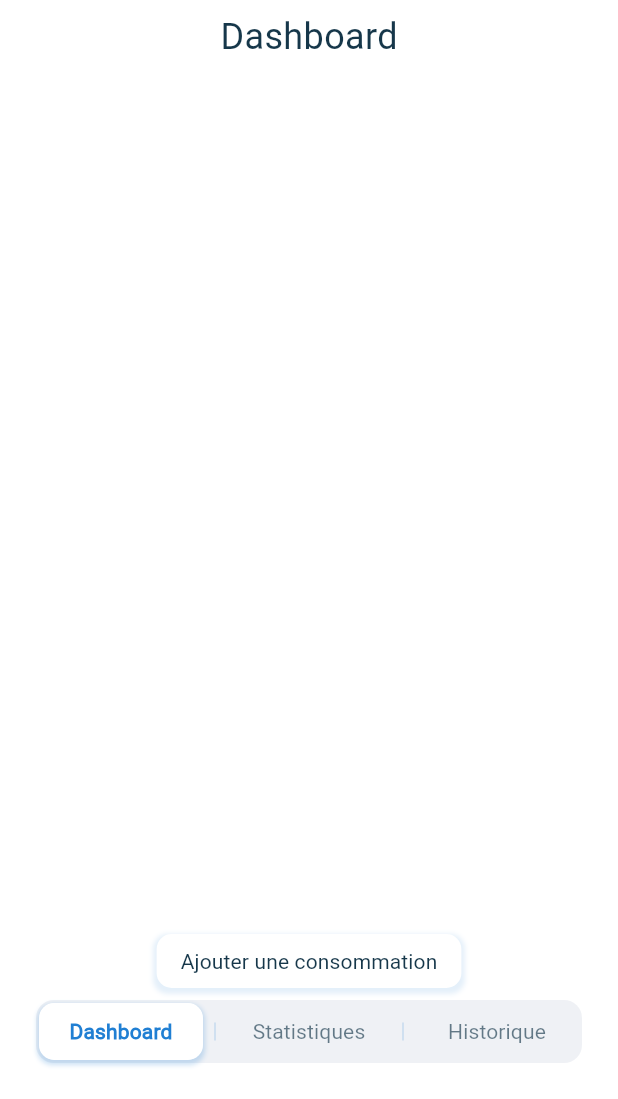
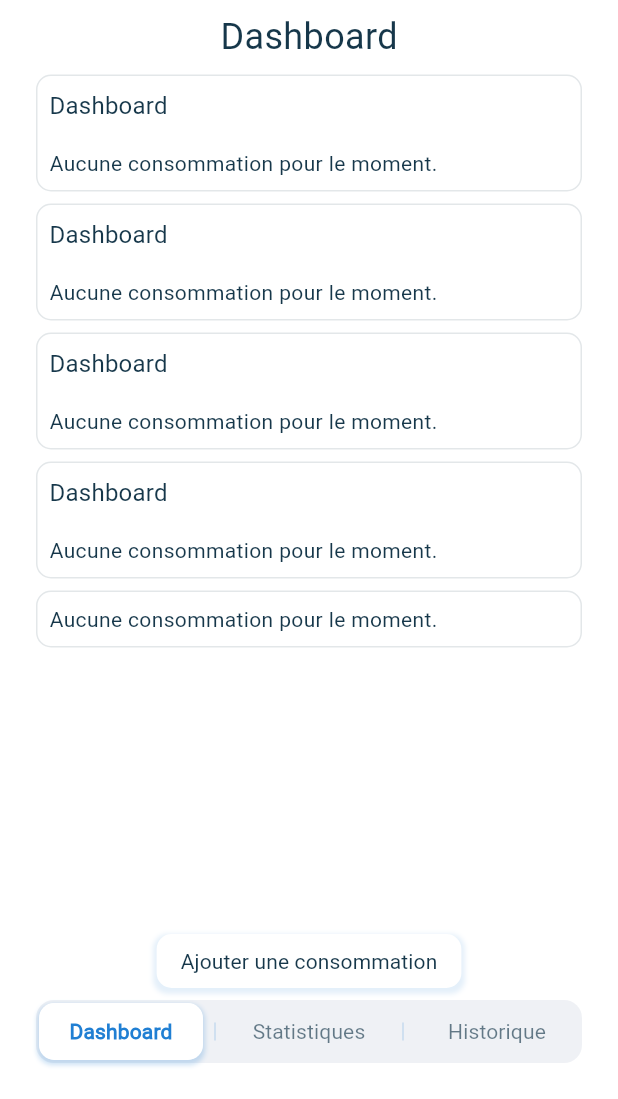
Before and after one commit to Timothee-VIARD/StatisFuel, a Flutter app: the screen it shows after launch, on a phone screen of 412 x 824 dp, the part 137-1236 px from its top. Run offline on Flutter 3.47's test engine with Material 3 defaults, Android fonts, the phone set to English and light mode, and no system bars; our stand-ins replace csv, equatable, file_picker, fl_chart, flutter_bloc, geocoding and 6 more; missing offline and left inert: vph_web_date_picker; accounts and stored records are empty; generated files the repository leaves out were written again; Roboto replaces fonts that are missing (MPLUSRounded1c).

Commit message:
feat: Ajout du TVCard et de son theme

```diff
--- /dev/null
+++ b/lib/global/card.dart
@@ -0,0 +1,66 @@
+import 'package:flutter/material.dart';
+import 'package:statisfuel/theme/app_config.dart';
+
+import 'theme/extensions/tv_card_theme.dart';
+
+class TVCard extends StatelessWidget {
+  final Widget content;
+  final String Function(BuildContext context)? title;
+
+  const TVCard({super.key, required this.content, this.title});
+
+  @override
+  Widget build(BuildContext context) {
+    final colorScheme = Theme.of(context).colorScheme;
+    final tvTheme = Theme.of(context).extension<TVCardThemeData>();
+
+    final effectiveBackgroundColor =
+        tvTheme?.backgroundColor ?? colorScheme.surface;
+    final effectiveForegroundColor =
+        tvTheme?.foregroundColor ?? colorScheme.onSurface;
+    final effectiveShadowColor =
+        tvTheme?.shadowColor ?? colorScheme.primary.withValues(alpha: 0.16);
+    final effectiveBlur = tvTheme?.shadowBlurRadius;
+    final effectiveSpread = tvTheme?.shadowSpreadRadius;
+    final effectiveOffset = tvTheme?.shadowOffset;
+    final effectiveBorderRadius = tvTheme?.borderRadius;
+    final effectivePadding = tvTheme?.padding;
+
+    return Container(
+      width: double.infinity,
+      decoration: BoxDecoration(
+        color: effectiveBackgroundColor,
+        borderRadius: effectiveBorderRadius,
+        border: Border.all(
+          color: effectiveForegroundColor.withValues(alpha: 0.12),
+        ),
+        boxShadow: [
+          BoxShadow(
+            color: effectiveShadowColor,
+            blurRadius: effectiveBlur ?? 10,
+            spreadRadius: effectiveSpread ?? 0,
+            offset: effectiveOffset ?? const Offset(0, 4),
+          ),
+        ],
+      ),
+      child: Padding(
+        padding: effectivePadding ?? const EdgeInsets.all(AppConfig.padding),
+        child: Column(
+          spacing: AppConfig.spacing * 2,
+          crossAxisAlignment: CrossAxisAlignment.start,
+          children: [
+            if (title != null)
+              Text(
+                title!(context),
+                style: Theme.of(context)
+                    .textTheme
+                    .titleMedium
+                    ?.copyWith(color: effectiveForegroundColor),
+            ),
+            content,
+          ],
+        ),
+      ),
+    );
+  }
+}
--- /dev/null
+++ b/lib/global/theme/extensions/tv_card_theme.dart
@@ -0,0 +1,81 @@
+import 'package:flutter/material.dart';
+
+@immutable
+class TVCardThemeData extends ThemeExtension<TVCardThemeData> {
+  const TVCardThemeData({
+    required this.backgroundColor,
+    required this.foregroundColor,
+    required this.shadowColor,
+    required this.shadowBlurRadius,
+    required this.shadowSpreadRadius,
+    required this.shadowOffset,
+    required this.borderRadius,
+    required this.padding,
+  });
+
+  final Color backgroundColor;
+  final Color foregroundColor;
+  final Color shadowColor;
+  final double shadowBlurRadius;
+  final double shadowSpreadRadius;
+  final Offset shadowOffset;
+  final BorderRadiusGeometry borderRadius;
+  final EdgeInsetsGeometry padding;
+
+  @override
+  TVCardThemeData copyWith({
+    Color? backgroundColor,
+    Color? foregroundColor,
+    Color? shadowColor,
+    double? shadowBlurRadius,
+    double? shadowSpreadRadius,
+    Offset? shadowOffset,
+    BorderRadiusGeometry? borderRadius,
+    EdgeInsetsGeometry? padding,
+  }) {
+    return TVCardThemeData(
+      backgroundColor: backgroundColor ?? this.backgroundColor,
+      foregroundColor: foregroundColor ?? this.foregroundColor,
+      shadowColor: shadowColor ?? this.shadowColor,
+      shadowBlurRadius: shadowBlurRadius ?? this.shadowBlurRadius,
+      shadowSpreadRadius: shadowSpreadRadius ?? this.shadowSpreadRadius,
+      shadowOffset: shadowOffset ?? this.shadowOffset,
+      borderRadius: borderRadius ?? this.borderRadius,
+      padding: padding ?? this.padding,
+    );
+  }
+
+  @override
+  TVCardThemeData lerp(
+    ThemeExtension<TVCardThemeData>? other,
+    double t,
+  ) {
+    if (other is! TVCardThemeData) {
+      return this;
+    }
+
+    return TVCardThemeData(
+      backgroundColor: Color.lerp(backgroundColor, other.backgroundColor, t) ??
+          backgroundColor,
+      foregroundColor: Color.lerp(foregroundColor, other.foregroundColor, t) ??
+          foregroundColor,
+      shadowColor: Color.lerp(shadowColor, other.shadowColor, t) ?? shadowColor,
+      shadowBlurRadius:
+          lerpDouble(shadowBlurRadius, other.shadowBlurRadius, t) ??
+              shadowBlurRadius,
+      shadowSpreadRadius:
+          lerpDouble(shadowSpreadRadius, other.shadowSpreadRadius, t) ??
+              shadowSpreadRadius,
+      shadowOffset:
+          Offset.lerp(shadowOffset, other.shadowOffset, t) ?? shadowOffset,
+      borderRadius:
+          BorderRadiusGeometry.lerp(borderRadius, other.borderRadius, t) ??
+              borderRadius,
+      padding: EdgeInsetsGeometry.lerp(padding, other.padding, t) ?? padding,
+    );
+  }
+}
+
+double? lerpDouble(double a, double b, double t) {
+  return a + (b - a) * t;
+}
--- a/lib/global/widget.dart
+++ b/lib/global/widget.dart
@@ -3,5 +3,6 @@ export './button.dart';
 export './snackBar/custom_snack_bar.dart';
 export './theme/widgets/theme_switcher.dart';
 export 'bloc_observer.dart';
+export 'card.dart';
 export 'header.dart';
 export 'location_field.dart';
--- a/lib/pages/dashboard/dashboard_page.dart
+++ b/lib/pages/dashboard/dashboard_page.dart
@@ -43,6 +43,25 @@ class DashboardView extends StatelessWidget {
                   const TextStyle(fontSize: 24, fontFamily: 'MPLUSRounded1c'),
             ),
           ),
+          TVCard(
+            title: (context) => t.dashboard.title,
+            content: const Text('Aucune consommation pour le moment.'),
+          ),
+          TVCard(
+            title: (context) => t.dashboard.title,
+            content: const Text('Aucune consommation pour le moment.'),
+          ),
+          TVCard(
+            title: (context) => t.dashboard.title,
+            content: const Text('Aucune consommation pour le moment.'),
+          ),
+          TVCard(
+            title: (context) => t.dashboard.title,
+            content: const Text('Aucune consommation pour le moment.'),
+          ),
+          const TVCard(
+            content: Text('Aucune consommation pour le moment.'),
+          ),
           const Spacer(),
           TVButton(
             onPressed: () => buildItemCreation(context),
--- a/lib/pages/settings/settings_page.dart
+++ b/lib/pages/settings/settings_page.dart
@@ -28,7 +28,7 @@ class SettingsPage extends StatelessWidget {
                 ),
               ),
               const SizedBox(height: AppConfig.spacing * 2),
-              const ThemeSwitcher()
+              const ThemeSwitcher(),
             ],
           ),
         ),
--- a/lib/theme/theme.dart
+++ b/lib/theme/theme.dart
@@ -1,6 +1,9 @@
 import 'package:flutter/material.dart';
 import 'package:statisfuel/global/theme/extensions/tv_button_theme.dart';
+import 'package:statisfuel/theme/app_config.dart';
 import 'package:statisfuel/theme/app_theme_config.dart';
+
+import '../global/theme/extensions/tv_card_theme.dart';
 
 ThemeData getAppTheme(
   AppColorScheme colors, {
@@ -75,7 +78,20 @@ ThemeData getAppTheme(
         shadowSpreadRadius: 2,
         shadowOffset: const Offset(0, 2),
         borderRadius: BorderRadius.circular(10),
-        padding: const EdgeInsets.symmetric(horizontal: 16, vertical: 8),
+        padding: const EdgeInsets.symmetric(
+          horizontal: AppConfig.padding * 2,
+          vertical: AppConfig.padding,
+        ),
+      ),
+      TVCardThemeData(
+        backgroundColor: colors.surface,
+        foregroundColor: colors.onSurface,
+        shadowColor: Colors.transparent,
+        shadowBlurRadius: 2,
+        shadowSpreadRadius: 2,
+        shadowOffset: const Offset(0, 2),
+        borderRadius: BorderRadius.circular(10),
+        padding: const EdgeInsets.all(AppConfig.padding),
       ),
     ],
   );
```
